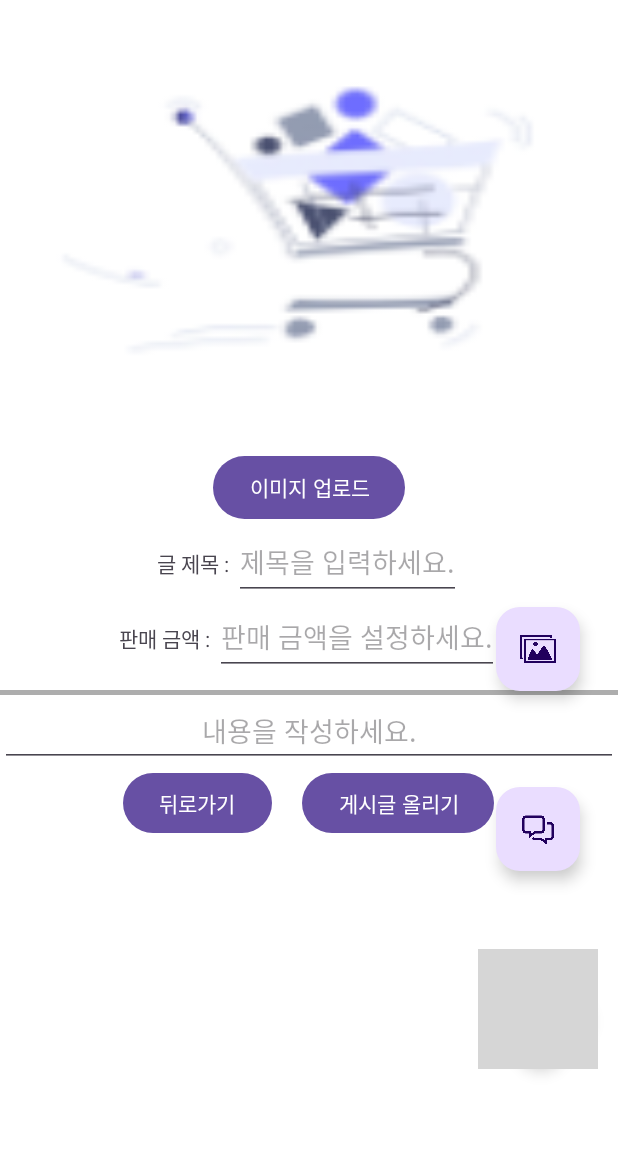
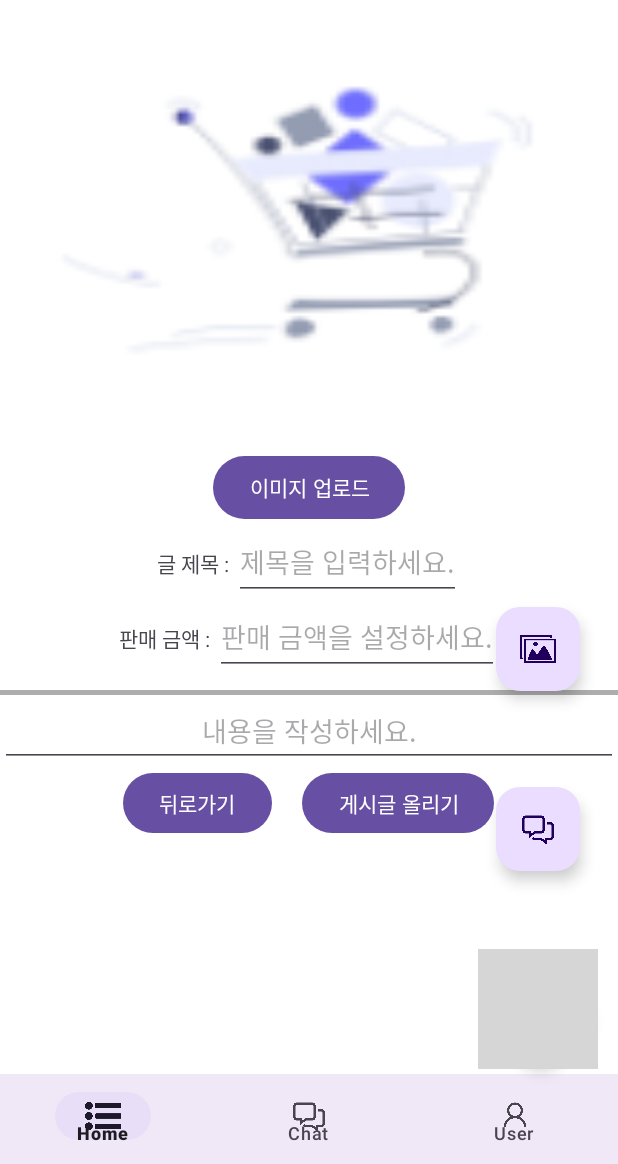
Before and after one commit to keon22han/sealed_secondhand, an Android app: the MainActivity screen opened directly, with no data from a screen before it, after a tap on an icon or button, on a phone screen of 412 x 824 dp, the part 72-1236 px from its top. Run offline under Robolectric (Android 15) with nearby library versions, the phone set to English and light mode, and no system bars; our stand-ins replace Firebase (no records; nobody signed in at launch, a user with empty details on screens opened directly); 1 other tap on this screen came first; grey boxes are pictures that could not be loaded.

Commit message:
Add Bottom navigation bar to MainActivity
Add Bottom navigation bar to MainActivity

```diff
--- a/app/src/main/java/com/example/sealed_secondhand/MainActivity.kt
+++ b/app/src/main/java/com/example/sealed_secondhand/MainActivity.kt
@@ -12,6 +12,7 @@ import android.widget.Toast
 import androidx.fragment.app.Fragment
 import androidx.fragment.app.FragmentManager
 import com.example.sealed_secondhand.db.models.PostListModel
+import com.google.android.material.bottomnavigation.BottomNavigationView
 
 class MainActivity : AppCompatActivity() {
     private lateinit var pictureFloatButton : com.google.android.material.floatingactionbutton.FloatingActionButton
@@ -32,12 +33,36 @@ class MainActivity : AppCompatActivity() {
         plusFloatButton.setOnClickListener {
             toggleFloat()
         }
+
         pictureFloatButton.setOnClickListener {
             replaceFragment(PostActivity(this@MainActivity, "", PostListModel(), true))
         }
+
         chattingFloatButton.setOnClickListener {
             replaceFragment(ChatListActivity(this))
         }
+
+        // BottomNavigationView 인스턴스를 찾습니다.
+        val bottomNavigationView = findViewById<BottomNavigationView>(R.id.bottom_navigation)
+
+        bottomNavigationView.setOnNavigationItemSelectedListener { item ->
+            when (item.itemId) {
+                R.id.navigation_home -> {
+                    replaceFragment(PostListActivity(this))
+                    true
+                }
+                R.id.navigation_chat -> {
+                    replaceFragment(ChatListActivity(this))
+                    true
+                }
+                R.id.navigation_user -> {
+                    //replaceFragment(UserActivity())
+                    true
+                }
+                else -> false
+            }
+        }
+
         supportFragmentManager.beginTransaction()
             .setCustomAnimations(
                 androidx.appcompat.R.anim.abc_fade_in,
@@ -79,7 +104,7 @@ class MainActivity : AppCompatActivity() {
                 androidx.appcompat.R.anim.abc_fade_in,
                 androidx.appcompat.R.anim.abc_fade_out
             )
-            .add(R.id.fragment_container, fragment)
+            .replace(R.id.fragment_container, fragment)
             .addToBackStack(null)
             .commit()
     }
--- a/app/src/main/res/layout/activity_main.xml
+++ b/app/src/main/res/layout/activity_main.xml
@@ -91,4 +91,16 @@
         app:layout_constraintBottom_toBottomOf="parent"
         app:layout_constraintEnd_toEndOf="parent"
         app:fabSize="mini"/>
+
+    <com.google.android.material.bottomnavigation.BottomNavigationView
+        android:id="@+id/bottom_navigation"
+        android:layout_width="0dp"
+        android:layout_height="60dp"
+        android:background="?android:attr/windowBackground"
+        app:layout_constraintStart_toStartOf="parent"
+        app:layout_constraintEnd_toEndOf="parent"
+        app:layout_constraintBottom_toBottomOf="parent"
+        app:menu="@menu/bottom_navigation_menu"
+        app:fabSize="mini"/>
+
 </androidx.constraintlayout.widget.ConstraintLayout>
--- /dev/null
+++ b/app/src/main/res/layout/activity_user.xml
@@ -0,0 +1,6 @@
+<?xml version="1.0" encoding="utf-8"?>
+<androidx.constraintlayout.widget.ConstraintLayout xmlns:android="http://schemas.android.com/apk/res/android"
+    android:layout_width="match_parent"
+    android:layout_height="match_parent">
+
+</androidx.constraintlayout.widget.ConstraintLayout>
--- /dev/null
+++ b/app/src/main/res/menu/bottom_navigation_menu.xml
@@ -0,0 +1,15 @@
+<?xml version="1.0" encoding="utf-8"?>
+<menu xmlns:android="http://schemas.android.com/apk/res/android">
+    <item
+        android:id="@+id/navigation_home"
+        android:icon="@drawable/list"
+        android:title="Home" />
+    <item
+        android:id="@+id/navigation_chat"
+        android:icon="@drawable/chat"
+        android:title="Chat" />
+    <item
+        android:id="@+id/navigation_user"
+        android:icon="@drawable/user"
+        android:title="User" />
+</menu>
```
Also changed, not shown: app/src/main/res/drawable/list.png (added), app/src/main/res/drawable/user.png (added).
